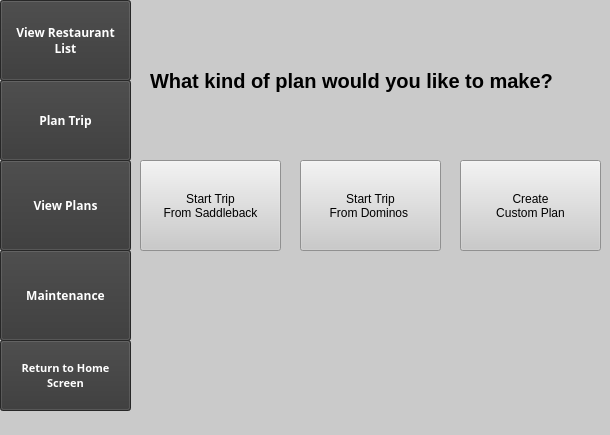
Old version of the form FastFoodFinder/mainwindow.ui in the repository annaali1/CS1DProject1.
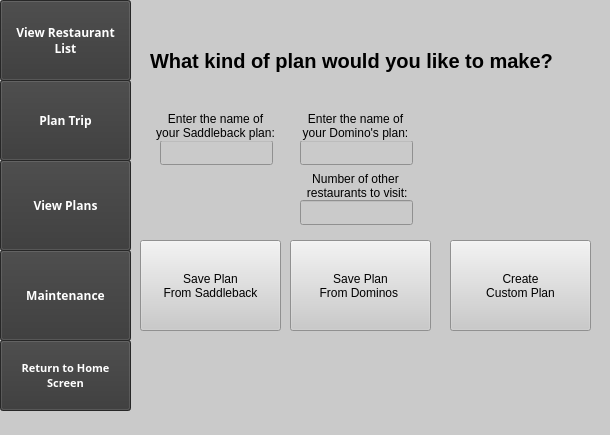
New version of the form. The open tabs and pages were chosen to show the change.

Commit message: added funcionality for saddleback and dominos trips (#28)

```diff
--- a/FastFoodFinder/mainwindow.ui
+++ b/FastFoodFinder/mainwindow.ui
@@ -994,35 +994,35 @@
       <property name="geometry">
        <rect>
         <x>10</x>
-        <y>160</y>
+        <y>240</y>
         <width>141</width>
         <height>91</height>
        </rect>
       </property>
       <property name="text">
-       <string>Start Trip
+       <string>Save Plan 
 From Saddleback</string>
       </property>
      </widget>
      <widget class="QPushButton" name="dominosPlanButton">
       <property name="geometry">
        <rect>
-        <x>170</x>
-        <y>160</y>
+        <x>160</x>
+        <y>240</y>
         <width>141</width>
         <height>91</height>
        </rect>
       </property>
       <property name="text">
-       <string>Start Trip
+       <string>Save Plan
 From Dominos </string>
       </property>
      </widget>
      <widget class="QPushButton" name="customPlanButton">
       <property name="geometry">
        <rect>
-        <x>330</x>
-        <y>160</y>
+        <x>320</x>
+        <y>240</y>
         <width>141</width>
         <height>91</height>
        </rect>
@@ -1036,7 +1036,7 @@
       <property name="geometry">
        <rect>
         <x>20</x>
-        <y>30</y>
+        <y>10</y>
         <width>441</width>
         <height>101</height>
        </rect>
@@ -1052,6 +1052,87 @@
        <string>What kind of plan would you like to make?</string>
       </property>
      </widget>
+     <widget class="QLineEdit" name="saddlebackPlan_lineEdit">
+      <property name="geometry">
+       <rect>
+        <x>30</x>
+        <y>140</y>
+        <width>113</width>
+        <height>25</height>
+       </rect>
+      </property>
+     </widget>
+     <widget class="QLabel" name="saddlebackPlans_label">
+      <property name="geometry">
+       <rect>
+        <x>20</x>
+        <y>110</y>
+        <width>131</width>
+        <height>31</height>
+       </rect>
+      </property>
+      <property name="text">
+       <string>Enter the name of 
+your Saddleback plan:</string>
+      </property>
+      <property name="alignment">
+       <set>Qt::AlignCenter</set>
+      </property>
+     </widget>
+     <widget class="QLineEdit" name="dominosPlan_lineEdit">
+      <property name="geometry">
+       <rect>
+        <x>170</x>
+        <y>140</y>
+        <width>113</width>
+        <height>25</height>
+       </rect>
+      </property>
+     </widget>
+     <widget class="QLabel" name="label_dominosplan">
+      <property name="geometry">
+       <rect>
+        <x>160</x>
+        <y>110</y>
+        <width>131</width>
+        <height>31</height>
+       </rect>
+      </property>
+      <property name="text">
+       <string>Enter the name of 
+your Domino's plan:</string>
+      </property>
+      <property name="alignment">
+       <set>Qt::AlignCenter</set>
+      </property>
+     </widget>
+     <widget class="QLabel" name="label_dominosplannumber">
+      <property name="geometry">
+       <rect>
+        <x>160</x>
+        <y>170</y>
+        <width>131</width>
+        <height>31</height>
+       </rect>
+      </property>
+      <property name="text">
+       <string>Number of other 
+ restaurants to visit:</string>
+      </property>
+      <property name="alignment">
+       <set>Qt::AlignCenter</set>
+      </property>
+     </widget>
+     <widget class="QLineEdit" name="dominosPlanNumber_lineEdit">
+      <property name="geometry">
+       <rect>
+        <x>170</x>
+        <y>200</y>
+        <width>113</width>
+        <height>25</height>
+       </rect>
+      </property>
+     </widget>
     </widget>
     <widget class="QWidget" name="tripPage">
      <widget class="QPushButton" name="startTrip">
```
Left out of the diff: 4 changed lines with no effect on the pictures. The commit also changes 3 other files.
